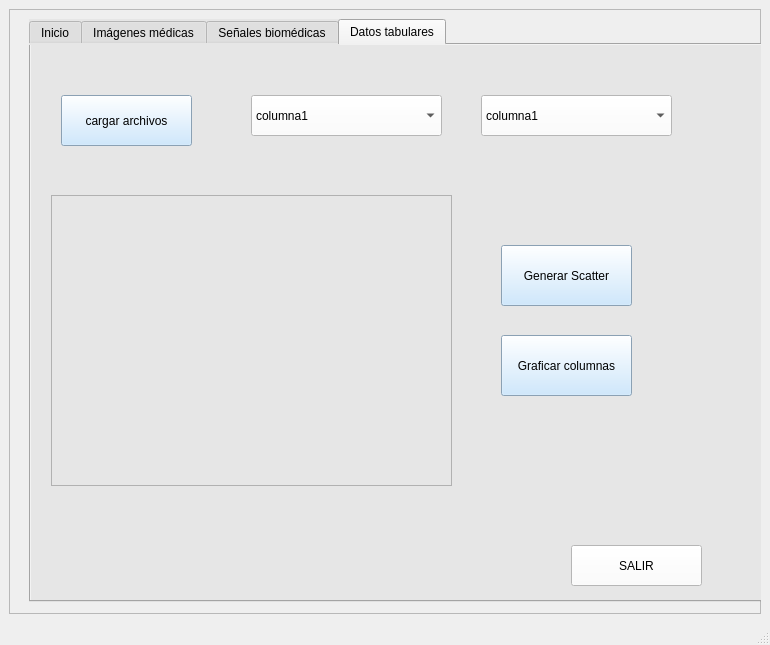
This is Vista/principal.ui in msofiaalmanza-coder/BioSync as Qt 5 draws it before an edit. The edited form follows.
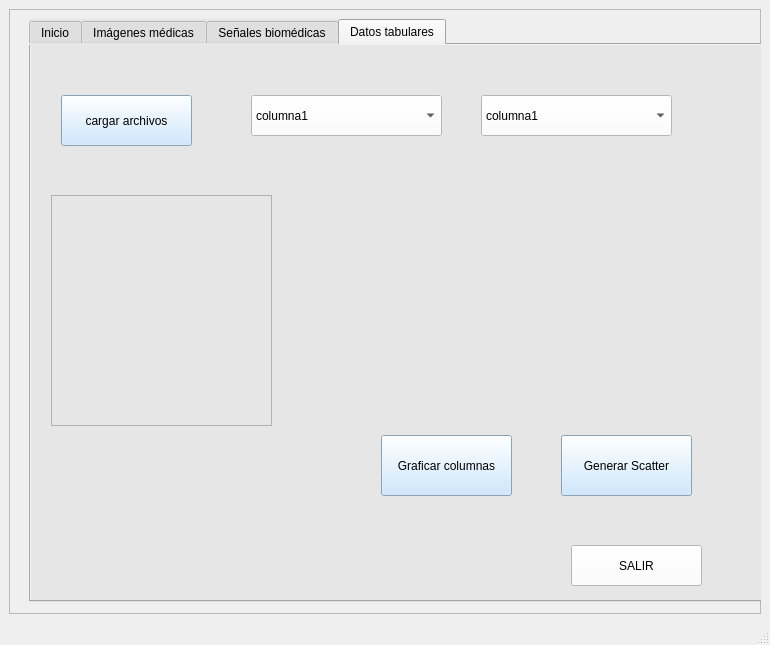
This is the edited form. The open tabs and pages were chosen to show the change.

Commit message: cambios interfaz again

The edit to the form file:
```diff
--- a/Vista/principal.ui
+++ b/Vista/principal.ui
@@ -955,8 +955,8 @@
         <widget class="QPushButton" name="btnGraficar">
          <property name="geometry">
           <rect>
-           <x>470</x>
-           <y>290</y>
+           <x>350</x>
+           <y>390</y>
            <width>131</width>
            <height>61</height>
           </rect>
@@ -972,8 +972,8 @@
         <widget class="QPushButton" name="btnScatter">
          <property name="geometry">
           <rect>
-           <x>470</x>
-           <y>200</y>
+           <x>530</x>
+           <y>390</y>
            <width>131</width>
            <height>61</height>
           </rect>
@@ -991,8 +991,8 @@
           <rect>
            <x>20</x>
            <y>150</y>
-           <width>401</width>
-           <height>291</height>
+           <width>221</width>
+           <height>231</height>
           </rect>
          </property>
         </widget>
@@ -1047,6 +1047,32 @@
           <string>SALIR</string>
          </property>
         </widget>
+        <widget class="QLabel" name="lblScatter">
+         <property name="geometry">
+          <rect>
+           <x>500</x>
+           <y>150</y>
+           <width>191</width>
+           <height>221</height>
+          </rect>
+         </property>
+         <property name="text">
+          <string/>
+         </property>
+        </widget>
+        <widget class="QLabel" name="lblColumnas">
+         <property name="geometry">
+          <rect>
+           <x>300</x>
+           <y>150</y>
+           <width>171</width>
+           <height>231</height>
+          </rect>
+         </property>
+         <property name="text">
+          <string/>
+         </property>
+        </widget>
        </widget>
       </widget>
      </widget>
```
Left out of the diff: 32 changed lines with no effect on the pictures.
